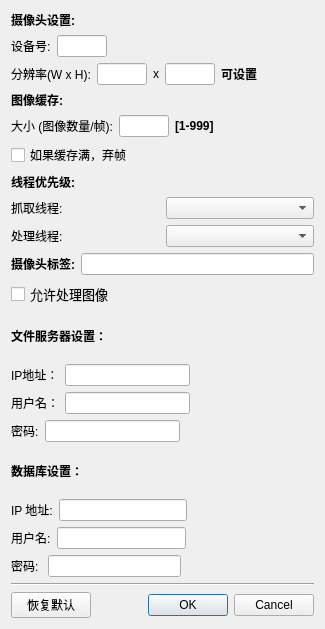
Before: the Qt Designer form CameraConnectDialog.ui in Epicwow/eye, drawn with Qt 5.
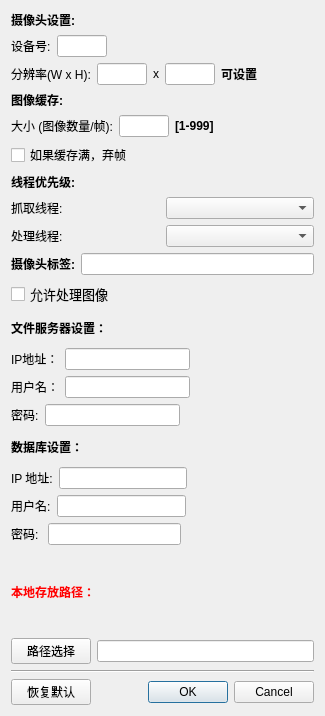
After: the same form once the commit is applied.

Commit message: add local path

```diff
--- a/CameraConnectDialog.ui
+++ b/CameraConnectDialog.ui
@@ -7,13 +7,13 @@
     <x>0</x>
     <y>0</y>
     <width>325</width>
-    <height>629</height>
+    <height>716</height>
    </rect>
   </property>
   <property name="windowTitle">
    <string>Connect to Camera</string>
   </property>
-  <layout class="QVBoxLayout" name="verticalLayout_6">
+  <layout class="QVBoxLayout" name="verticalLayout_7">
    <item>
     <layout class="QVBoxLayout" name="verticalLayout_3">
      <item>
@@ -698,6 +698,46 @@
      </item>
     </layout>
    </item>
+   <item>
+    <layout class="QVBoxLayout" name="verticalLayout_6">
+     <item>
+      <widget class="QLabel" name="label_20">
+       <property name="font">
+        <font>
+         <pointsize>9</pointsize>
+         <weight>75</weight>
+         <bold>true</bold>
+        </font>
+       </property>
+       <property name="styleSheet">
+        <string notr="true">color: rgb(255, 0, 0);</string>
+       </property>
+       <property name="text">
+        <string>本地存放路径：</string>
+       </property>
+      </widget>
+     </item>
+     <item>
+      <layout class="QHBoxLayout" name="horizontalLayout_14">
+       <item>
+        <widget class="QPushButton" name="pushButtonLocalPath">
+         <property name="font">
+          <font>
+           <pointsize>9</pointsize>
+          </font>
+         </property>
+         <property name="text">
+          <string>路径选择</string>
+         </property>
+        </widget>
+       </item>
+       <item>
+        <widget class="QLineEdit" name="lineEditLocalFilePath"/>
+       </item>
+      </layout>
+     </item>
+    </layout>
+   </item>
    <item>
     <widget class="Line" name="line">
      <property name="orientation">
```
The commit also changes 5 other files.
